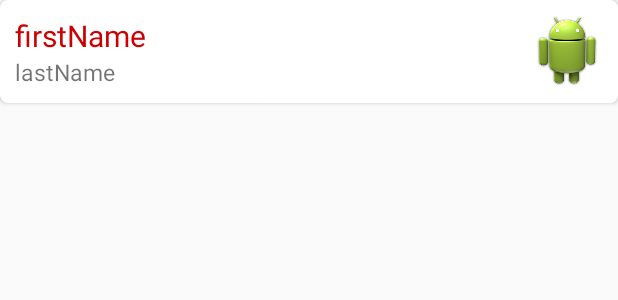
After one commit to Android-s14/RecyclerViewElementary, an Android app: the layout image_row_layout.xml on its own in the app's theme, with its tools: preview values and no code run, on a phone screen of 412 x 824 dp. The commit adds this screen. Shown: the top 300 px of the screen. Run offline under Robolectric (Android 15) with nearby library versions, the phone set to English and light mode, and no system bars.

Commit message:
support for Drawables in data structures + screenshots

```diff
--- /dev/null
+++ b/sample/src/main/res/layout/image_row_layout.xml
@@ -0,0 +1,44 @@
+<?xml version="1.0" encoding="utf-8"?>
+<android.support.v7.widget.CardView xmlns:android="http://schemas.android.com/apk/res/android"
+                                    xmlns:app="http://schemas.android.com/apk/res-auto"
+                                    xmlns:tools="http://schemas.android.com/tools"
+                                    android:layout_width="wrap_content"
+                                    android:layout_height="wrap_content"
+                                    app:cardCornerRadius="5dp"
+    >
+
+    <RelativeLayout
+        android:layout_width="wrap_content"
+        android:layout_height="wrap_content"
+        android:padding="10dp"
+        >
+
+        <TextView
+            android:id="@+id/textView"
+            android:layout_width="match_parent"
+            android:layout_height="wrap_content"
+            android:textColor="@android:color/holo_red_dark"
+            android:textSize="20sp"
+            tools:text="firstName"
+            />
+
+        <TextView
+            android:layout_width="match_parent"
+            android:layout_height="wrap_content"
+            android:layout_alignParentLeft="true"
+            android:layout_alignParentStart="true"
+            android:layout_below="@+id/textView"
+            android:textSize="15sp"
+            tools:text="lastName"
+            />
+
+        <ImageView
+            android:layout_width="wrap_content"
+            android:layout_height="wrap_content"
+            android:layout_alignParentRight="true"
+            tools:src="@drawable/ic_launcher"
+            />
+
+    </RelativeLayout>
+
+</android.support.v7.widget.CardView>
```
Also changed, not shown: lib/src/main/java/com/android_s14/rvh/DataAdapter.java (+45 -12 lines), lib/src/main/java/com/android_s14/rvh/DataModel.java (+16 -2 lines), sample/src/main/java/com/android_s14/rvh_sample/ImageData.java (added, +45 -0 lines), sample/src/main/java/com/android_s14/rvh_sample/MainActivity.java (+34 -40 lines), sample/src/main/java/com/android_s14/rvh_sample/TextData.java (added, +43 -0 lines), sample/src/main/res/layout/text_row_layout.xml (renamed from sample/src/main/res/layout/row_layout.xml), 3 other files.
